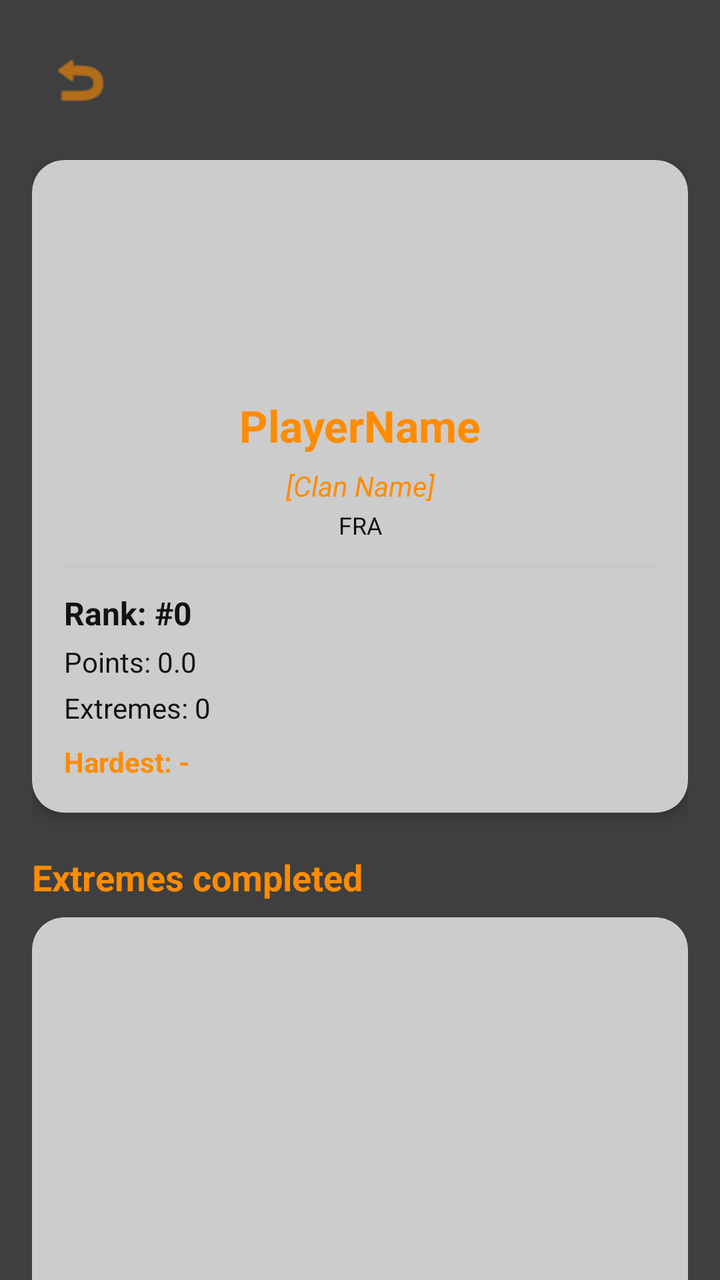
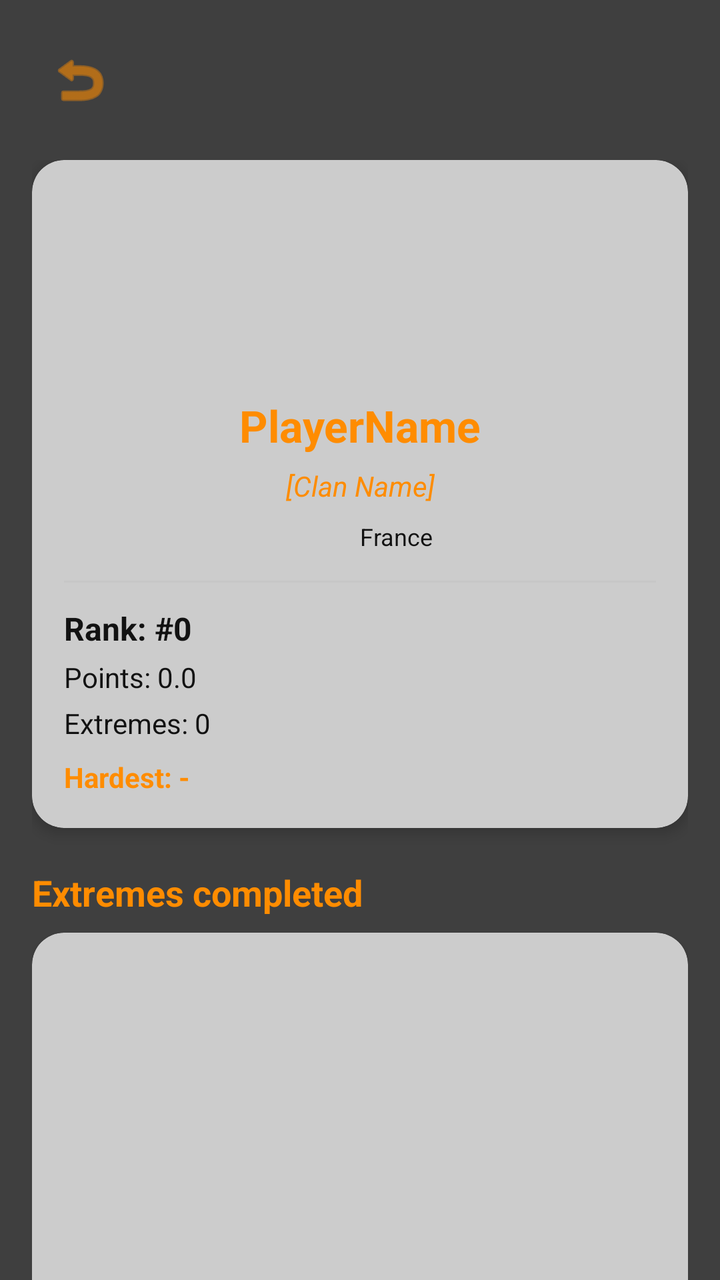

Two renders of the same Android screen: before a commit and after it. Below are the layout's source before the change and the commit's diff.
<!-- AndroidManifest.xml: application theme Theme.AREDLapp -->
<!-- res/layout/fragment_player_detail.xml -->
<?xml version="1.0" encoding="utf-8"?>
<androidx.constraintlayout.widget.ConstraintLayout xmlns:android="http://schemas.android.com/apk/res/android"
    xmlns:app="http://schemas.android.com/apk/res-auto"
    android:layout_width="match_parent"
    android:layout_height="match_parent">

    <ImageView
        android:id="@+id/player_background"
        android:layout_width="match_parent"
        android:layout_height="match_parent"
        android:scaleType="centerCrop" />

    <View
        android:layout_width="match_parent"
        android:layout_height="match_parent"
        android:background="#AA000000" />

    <ImageButton
        android:id="@+id/btn_back"
        android:layout_width="48dp"
        android:layout_height="48dp"
        android:layout_margin="16dp"
        android:background="?attr/selectableItemBackgroundBorderless"
        android:src="@android:drawable/ic_menu_revert"
        android:elevation="10dp"
        app:layout_constraintStart_toStartOf="parent"
        app:layout_constraintTop_toTopOf="parent"
        app:tint="?attr/colorPrimary" />

    <androidx.core.widget.NestedScrollView
        android:id="@+id/scroll_player_detail"
        android:layout_width="match_parent"
        android:layout_height="0dp"
        android:fillViewport="true"
        app:layout_constraintBottom_toBottomOf="parent"
        app:layout_constraintTop_toBottomOf="@id/btn_back">

        <LinearLayout
            android:layout_width="match_parent"
            android:layout_height="wrap_content"
            android:orientation="vertical"
            android:padding="16dp">

            <androidx.cardview.widget.CardView
                android:layout_width="match_parent"
                android:layout_height="wrap_content"
                app:cardBackgroundColor="?attr/colorSurface"
                app:cardCornerRadius="16dp"
                app:cardElevation="4dp">

                <androidx.constraintlayout.widget.ConstraintLayout
                    android:layout_width="match_parent"
                    android:layout_height="wrap_content"
                    android:padding="16dp">

                    <ImageView
                        android:id="@+id/detail_avatar"
                        android:layout_width="90dp"
                        android:layout_height="90dp"
                        app:layout_constraintEnd_toEndOf="parent"
                        app:layout_constraintStart_toStartOf="parent"
                        app:layout_constraintTop_toTopOf="parent" />

                    <LinearLayout
                        android:id="@+id/layout_name_container"
                        android:layout_width="wrap_content"
                        android:layout_height="wrap_content"
                        android:layout_marginTop="12dp"
                        android:gravity="center_horizontal"
                        android:orientation="vertical"
                        app:layout_constraintEnd_toEndOf="parent"
                        app:layout_constraintStart_toStartOf="parent"
                        app:layout_constraintTop_toBottomOf="@id/detail_avatar">

                        <TextView
                            android:id="@+id/detail_name"
                            android:layout_width="wrap_content"
                            android:layout_height="wrap_content"
                            android:textColor="?attr/colorPrimary"
                            android:textSize="22sp"
                            android:textStyle="bold"
                            android:text="PlayerName" />

                        <LinearLayout
                            android:id="@+id/detail_roles_container"
                            android:layout_width="wrap_content"
                            android:layout_height="wrap_content"
                            android:layout_marginTop="6dp"
                            android:orientation="horizontal" />
                    </LinearLayout>

                    <TextView
                        android:id="@+id/detail_clan"
                        android:layout_width="wrap_content"
                        android:layout_height="wrap_content"
                        android:textColor="?attr/colorPrimary"
                        android:textSize="14sp"
                        android:textStyle="italic"
                        app:layout_constraintEnd_toEndOf="parent"
                        app:layout_constraintStart_toStartOf="parent"
                        app:layout_constraintTop_toBottomOf="@id/layout_name_container"
                        android:text="[Clan Name]" />

                    <TextView
                        android:id="@+id/detail_country"
                        android:layout_width="wrap_content"
                        android:layout_height="wrap_content"
                        android:layout_marginTop="2dp"
                        android:textColor="?attr/android:textColorPrimary"
                        android:textSize="12sp"
                        app:layout_constraintEnd_toEndOf="parent"
                        app:layout_constraintStart_toStartOf="parent"
                        app:layout_constraintTop_toBottomOf="@id/detail_clan"
                        android:text="FRA" />

                    <View
                        android:id="@+id/divider"
                        android:layout_width="match_parent"
                        android:layout_height="1dp"
                        android:layout_marginTop="12dp"
                        android:background="?attr/android:dividerVertical"
                        android:alpha="0.2"
                        app:layout_constraintTop_toBottomOf="@id/detail_country" />

                    <TextView
                        android:id="@+id/detail_rank"
                        android:layout_width="wrap_content"
                        android:layout_height="wrap_content"
                        android:layout_marginTop="12dp"
                        android:textColor="?attr/android:textColorPrimary"
                        android:textSize="16sp"
                        android:textStyle="bold"
                        app:layout_constraintStart_toStartOf="parent"
                        app:layout_constraintTop_toBottomOf="@id/divider"
                        android:text="Rank: #0" />

                    <TextView
                        android:id="@+id/detail_points"
                        android:layout_width="wrap_content"
                        android:layout_height="wrap_content"
                        android:layout_marginTop="4dp"
                        android:textColor="?attr/android:textColorPrimary"
                        android:textSize="14sp"
                        app:layout_constraintStart_toStartOf="parent"
                        app:layout_constraintTop_toBottomOf="@id/detail_rank"
                        android:text="Points: 0.0" />

                    <TextView
                        android:id="@+id/detail_extreme_count"
                        android:layout_width="wrap_content"
                        android:layout_height="wrap_content"
                        android:layout_marginTop="4dp"
                        android:textColor="?attr/android:textColorPrimary"
                        android:textSize="14sp"
                        app:layout_constraintStart_toStartOf="parent"
                        app:layout_constraintTop_toBottomOf="@id/detail_points"
                        android:text="Extremes: 0" />

                    <TextView
                        android:id="@+id/detail_hardest"
                        android:layout_width="0dp"
                        android:layout_height="wrap_content"
                        android:layout_marginTop="8dp"
                        android:textColor="?attr/colorPrimary"
                        android:textStyle="bold"
                        android:textSize="14sp"
                        app:layout_constraintEnd_toEndOf="parent"
                        app:layout_constraintStart_toStartOf="parent"
                        app:layout_constraintTop_toBottomOf="@id/detail_extreme_count"
                        android:text="Hardest: -" />

                </androidx.constraintlayout.widget.ConstraintLayout>
            </androidx.cardview.widget.CardView>

            <TextView
                android:id="@+id/label_extremes"
                android:layout_width="wrap_content"
                android:layout_height="wrap_content"
                android:layout_marginTop="20dp"
                android:layout_marginBottom="8dp"
                android:text="Extremes completed"
                android:textColor="?attr/colorPrimary"
                android:textSize="18sp"
                android:textStyle="bold" />

            <androidx.cardview.widget.CardView
                android:layout_width="match_parent"
                android:layout_height="400dp"
                app:cardBackgroundColor="?attr/colorSurface"
                app:cardCornerRadius="16dp">

                <androidx.recyclerview.widget.RecyclerView
                    android:id="@+id/recycler_records"
                    android:layout_width="match_parent"
                    android:layout_height="match_parent"
                    android:padding="4dp" />
            </androidx.cardview.widget.CardView>

        </LinearLayout>
    </androidx.core.widget.NestedScrollView>

    <com.google.android.material.floatingactionbutton.FloatingActionButton
        android:id="@+id/fab_back_to_top"
        android:layout_width="wrap_content"
        android:layout_height="wrap_content"
        android:layout_margin="24dp"
        android:src="@android:drawable/ic_menu_upload"
        android:visibility="gone"
        app:backgroundTint="?attr/colorPrimary"
        app:layout_constraintBottom_toBottomOf="parent"
        app:layout_constraintEnd_toEndOf="parent"
        app:tint="@color/aredl_black" />

</androidx.constraintlayout.widget.ConstraintLayout>
<!-- resources referenced by this layout -->
<resources>
  <color name="aredl_black">#121212</color>
  <style name="Theme.AREDLapp" parent="Base.Theme.AREDLapp" />
  <style name="Base.Theme.AREDLapp" parent="Theme.Material3.DayNight.NoActionBar">
          <item name="colorPrimary">@color/aredl_orange</item>
          <item name="android:windowBackground">@color/app_background</item>
          <item name="android:textColorPrimary">@color/app_text_primary</item>
          <item name="android:textColorSecondary">@color/app_text_secondary</item>
          <item name="colorSurface">@color/app_surface</item>
          <item name="colorOnSurface">@color/app_text_primary</item>
          <item name="android:statusBarColor">@color/aredl_black</item>
      </style>
  <color name="aredl_orange">#FF8C00</color>
  <color name="app_background">#BDBDBD</color>
  <color name="app_text_primary">#121212</color>
  <color name="app_text_secondary">#424242</color>
  <color name="app_surface">#CCCCCC</color>
</resources>

<!-- the commit's change to res/layout/fragment_player_detail.xml (unified diff, before → after) -->
@@ -101,17 +101,33 @@
                         app:layout_constraintTop_toBottomOf="@id/layout_name_container"
                         android:text="[Clan Name]" />
 
-                    <TextView
-                        android:id="@+id/detail_country"
-                        android:layout_width="wrap_content"
-                        android:layout_height="wrap_content"
-                        android:layout_marginTop="2dp"
-                        android:textColor="?attr/android:textColorPrimary"
-                        android:textSize="12sp"
-                        app:layout_constraintEnd_toEndOf="parent"
-                        app:layout_constraintStart_toStartOf="parent"
-                        app:layout_constraintTop_toBottomOf="@id/detail_clan"
-                        android:text="FRA" />
+                    <LinearLayout
+                        android:id="@+id/layout_country_row"
+                        android:layout_width="wrap_content"
+                        android:layout_height="wrap_content"
+                        android:layout_marginTop="6dp"
+                        android:gravity="center_vertical"
+                        android:orientation="horizontal"
+                        app:layout_constraintEnd_toEndOf="parent"
+                        app:layout_constraintStart_toStartOf="parent"
+                        app:layout_constraintTop_toBottomOf="@id/detail_clan">
+
+                        <ImageView
+                            android:id="@+id/detail_country_flag"
+                            android:layout_width="28dp"
+                            android:layout_height="20dp"
+                            android:layout_marginEnd="8dp"
+                            android:contentDescription="Country flag"
+                            android:scaleType="fitCenter" />
+
+                        <TextView
+                            android:id="@+id/detail_country"
+                            android:layout_width="wrap_content"
+                            android:layout_height="wrap_content"
+                            android:text="France"
+                            android:textColor="?attr/android:textColorPrimary"
+                            android:textSize="12sp" />
+                    </LinearLayout>
 
                     <View
                         android:id="@+id/divider"
@@ -120,7 +136,7 @@
                         android:layout_marginTop="12dp"
                         android:background="?attr/android:dividerVertical"
                         android:alpha="0.2"
-                        app:layout_constraintTop_toBottomOf="@id/detail_country" />
+                        app:layout_constraintTop_toBottomOf="@id/layout_country_row" />
 
                     <TextView
                         android:id="@+id/detail_rank"
